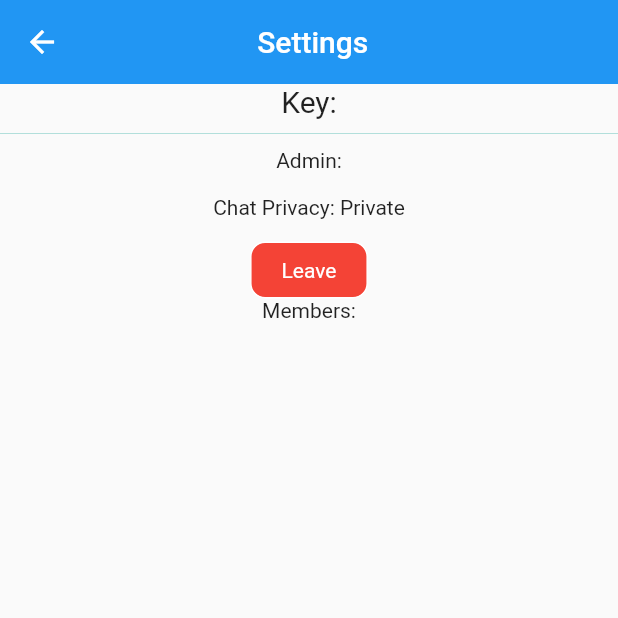
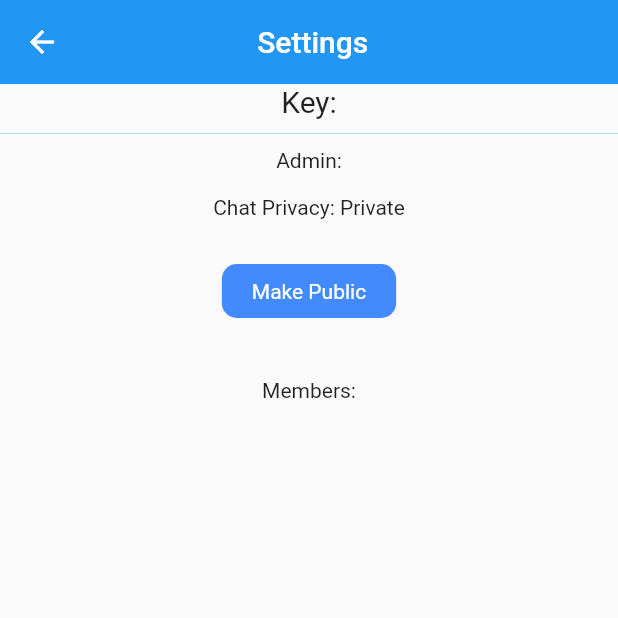
Before and after one commit to itskpalusa/chat-dart, a Flutter app: the ChatScreen screen opened directly with empty values, after a tap on the "settings" icon, on a phone screen of 412 x 824 dp, the top half of it. Run offline on Flutter 3.47's test engine with Material 2 defaults, Android fonts, the phone set to English and light mode, and no system bars; our stand-ins replace cloud_firestore, firebase_analytics, firebase_auth, firebase_core, firebase_messaging, flutter_spinkit and 1 more; missing offline and left inert: apple_sign_in, wiredash; accounts and stored records are empty.

Commit message:
fix admin public/private settings button

```diff
--- a/lib/screens/chat_screen.dart
+++ b/lib/screens/chat_screen.dart
@@ -32,6 +32,7 @@ class _ChatScreenState extends State<ChatScreen> {
   List<String> members;
   bool isPrivate;
   String admin;
+
   static FirebaseAnalytics analytics = FirebaseAnalytics();
   Stream<QuerySnapshot> _chats;
   TextEditingController messageEditingController = new TextEditingController();
@@ -186,11 +187,11 @@ class _ChatScreenState extends State<ChatScreen> {
             icon: Icon(
               Icons.settings,
             ),
-            onPressed: () {
+            onPressed: () async {
               // do something
               Navigator.of(context).push(
                 MaterialPageRoute(
-                  builder: (context) => ChatSettings(
+                  builder: await (context) => ChatSettings(
                       groupId: widget.groupId,
                       groupName: widget.groupName,
                       private: isPrivate,
--- a/lib/screens/chat_settings.dart
+++ b/lib/screens/chat_settings.dart
@@ -50,11 +50,11 @@ class _ChatSettingsState extends State<ChatSettings> {
             .snapshots(),
         builder: (context, snapshot) {
           if (!snapshot.hasData) {
-            new Text("Loading");
+            return new Text("Loading");
           }
+
           var userDocument = snapshot.data;
-
-          if (_userName == widget.admin) {
+          if (_userName == userDocument['admin']) {
             return Container(
               alignment: Alignment.center,
               child: Column(
@@ -206,6 +206,7 @@ class _ChatSettingsState extends State<ChatSettings> {
                   ),
                 ),
                 showIfAdmin(),
+                SizedBox(height: 15.0),
                 Text(
                   'Members:',
                   textAlign: TextAlign.center,
```
